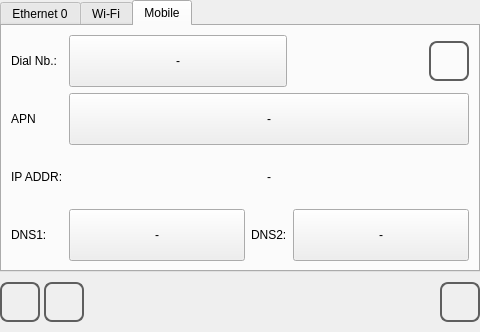
This is qt_library/ATCMsystem/net_conf.ui in MECTsrl/mect_plugins as Qt 5 draws it before an edit. The edited form follows.
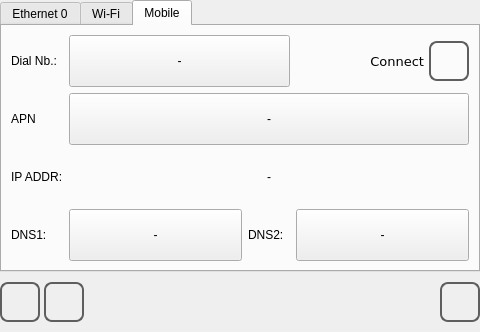
This is the edited form. Icons and pictures are not drawn.

Commit message: Feature #507 Nuova pagina di libreria net_conf (feedback)

Patch:
```diff
--- a/qt_library/ATCMsystem/net_conf.ui
+++ b/qt_library/ATCMsystem/net_conf.ui
@@ -882,39 +882,7 @@
       <attribute name="title">
        <string>Mobile</string>
       </attribute>
-      <layout class="QGridLayout" name="gridLayout_5">
-       <item row="2" column="0">
-        <widget class="QLabel" name="label_wan0_IPtxt">
-         <property name="sizePolicy">
-          <sizepolicy hsizetype="Fixed" vsizetype="MinimumExpanding">
-           <horstretch>0</horstretch>
-           <verstretch>0</verstretch>
-          </sizepolicy>
-         </property>
-         <property name="focusPolicy">
-          <enum>Qt::NoFocus</enum>
-         </property>
-         <property name="text">
-          <string>IP ADDR:</string>
-         </property>
-        </widget>
-       </item>
-       <item row="3" column="2">
-        <widget class="QLabel" name="label_wan0_DNS2">
-         <property name="sizePolicy">
-          <sizepolicy hsizetype="Minimum" vsizetype="Fixed">
-           <horstretch>0</horstretch>
-           <verstretch>0</verstretch>
-          </sizepolicy>
-         </property>
-         <property name="focusPolicy">
-          <enum>Qt::NoFocus</enum>
-         </property>
-         <property name="text">
-          <string>DNS2:</string>
-         </property>
-        </widget>
-       </item>
+      <layout class="QGridLayout" name="gridLayout_2">
        <item row="0" column="0">
         <widget class="QLabel" name="label_wan0_dialnb">
          <property name="sizePolicy">
@@ -931,22 +899,6 @@
          </property>
         </widget>
        </item>
-       <item row="3" column="3">
-        <widget class="QPushButton" name="pushButton_wan0_DNS2">
-         <property name="sizePolicy">
-          <sizepolicy hsizetype="MinimumExpanding" vsizetype="MinimumExpanding">
-           <horstretch>0</horstretch>
-           <verstretch>0</verstretch>
-          </sizepolicy>
-         </property>
-         <property name="focusPolicy">
-          <enum>Qt::NoFocus</enum>
-         </property>
-         <property name="text">
-          <string>-</string>
-         </property>
-        </widget>
-       </item>
        <item row="1" column="0">
         <widget class="QLabel" name="label__wan0_apn">
          <property name="sizePolicy">
@@ -963,8 +915,8 @@
          </property>
         </widget>
        </item>
-       <item row="3" column="1">
-        <widget class="QPushButton" name="pushButton_wan0_DNS1">
+       <item row="4" column="4">
+        <widget class="QPushButton" name="pushButton_wan0_DNS2">
          <property name="sizePolicy">
           <sizepolicy hsizetype="MinimumExpanding" vsizetype="MinimumExpanding">
            <horstretch>0</horstretch>
@@ -979,23 +931,7 @@
          </property>
         </widget>
        </item>
-       <item row="0" column="1" colspan="2">
-        <widget class="QPushButton" name="pushButton_wan0_dialnb">
-         <property name="sizePolicy">
-          <sizepolicy hsizetype="MinimumExpanding" vsizetype="MinimumExpanding">
-           <horstretch>0</horstretch>
-           <verstretch>0</verstretch>
-          </sizepolicy>
-         </property>
-         <property name="focusPolicy">
-          <enum>Qt::NoFocus</enum>
-         </property>
-         <property name="text">
-          <string>-</string>
-         </property>
-        </widget>
-       </item>
-       <item row="2" column="1" colspan="3">
+       <item row="2" column="1" colspan="4">
         <widget class="QLabel" name="label_wan0_IP">
          <property name="sizePolicy">
           <sizepolicy hsizetype="MinimumExpanding" vsizetype="MinimumExpanding">
@@ -1014,7 +950,23 @@
          </property>
         </widget>
        </item>
-       <item row="3" column="0">
+       <item row="2" column="0">
+        <widget class="QLabel" name="label_wan0_IPtxt">
+         <property name="sizePolicy">
+          <sizepolicy hsizetype="Fixed" vsizetype="MinimumExpanding">
+           <horstretch>0</horstretch>
+           <verstretch>0</verstretch>
+          </sizepolicy>
+         </property>
+         <property name="focusPolicy">
+          <enum>Qt::NoFocus</enum>
+         </property>
+         <property name="text">
+          <string>IP ADDR:</string>
+         </property>
+        </widget>
+       </item>
+       <item row="4" column="0">
         <widget class="QLabel" name="label_wan0_DNS1">
          <property name="sizePolicy">
           <sizepolicy hsizetype="Minimum" vsizetype="Fixed">
@@ -1030,7 +982,82 @@
          </property>
         </widget>
        </item>
-       <item row="0" column="3" alignment="Qt::AlignRight">
+       <item row="0" column="1" colspan="3">
+        <widget class="QPushButton" name="pushButton_wan0_dialnb">
+         <property name="sizePolicy">
+          <sizepolicy hsizetype="MinimumExpanding" vsizetype="MinimumExpanding">
+           <horstretch>0</horstretch>
+           <verstretch>0</verstretch>
+          </sizepolicy>
+         </property>
+         <property name="focusPolicy">
+          <enum>Qt::NoFocus</enum>
+         </property>
+         <property name="text">
+          <string>-</string>
+         </property>
+        </widget>
+       </item>
+       <item row="4" column="1">
+        <widget class="QPushButton" name="pushButton_wan0_DNS1">
+         <property name="sizePolicy">
+          <sizepolicy hsizetype="MinimumExpanding" vsizetype="MinimumExpanding">
+           <horstretch>0</horstretch>
+           <verstretch>0</verstretch>
+          </sizepolicy>
+         </property>
+         <property name="focusPolicy">
+          <enum>Qt::NoFocus</enum>
+         </property>
+         <property name="text">
+          <string>-</string>
+         </property>
+        </widget>
+       </item>
+       <item row="0" column="4">
+        <layout class="QHBoxLayout" name="horizontalLayout">
+         <property name="spacing">
+          <number>5</number>
+         </property>
+         <item>
+          <spacer name="horizontalSpacer">
+           <property name="orientation">
+            <enum>Qt::Horizontal</enum>
+           </property>
+           <property name="sizeHint" stdset="0">
+            <size>
+             <width>20</width>
+             <height>20</height>
+            </size>
+           </property>
+          </spacer>
+         </item>
+         <item>
+          <widget class="QLabel" name="label_wan_connect">
+           <property name="maximumSize">
+            <size>
+             <width>70</width>
+             <height>32</height>
+            </size>
+           </property>
+           <property name="font">
+            <font>
+             <family>DejaVu Sans</family>
+             <pointsize>10</pointsize>
+             <weight>50</weight>
+             <italic>false</italic>
+             <bold>false</bold>
+            </font>
+           </property>
+           <property name="text">
+            <string>Connect</string>
+           </property>
+           <property name="alignment">
+            <set>Qt::AlignRight|Qt::AlignTrailing|Qt::AlignVCenter</set>
+           </property>
+          </widget>
+         </item>
+         <item>
         <widget class="QPushButton" name="pushButton_wan0_enable">
          <property name="minimumSize">
           <size>
@@ -1077,7 +1104,9 @@
          </property>
         </widget>
        </item>
-       <item row="1" column="1" colspan="3">
+        </layout>
+       </item>
+       <item row="1" column="1" colspan="4">
         <widget class="QPushButton" name="pushButton_wan0_apn">
          <property name="sizePolicy">
           <sizepolicy hsizetype="MinimumExpanding" vsizetype="MinimumExpanding">
@@ -1093,6 +1122,22 @@
          </property>
         </widget>
        </item>
+       <item row="4" column="2">
+        <widget class="QLabel" name="label_wan0_DNS2">
+         <property name="sizePolicy">
+          <sizepolicy hsizetype="Minimum" vsizetype="Fixed">
+           <horstretch>0</horstretch>
+           <verstretch>0</verstretch>
+          </sizepolicy>
+         </property>
+         <property name="focusPolicy">
+          <enum>Qt::NoFocus</enum>
+         </property>
+         <property name="text">
+          <string>DNS2:</string>
+         </property>
+        </widget>
+       </item>
       </layout>
      </widget>
     </widget>
```
Lines whose indentation alone changed are shown as unchanged. The commit also changes 7 other files.
